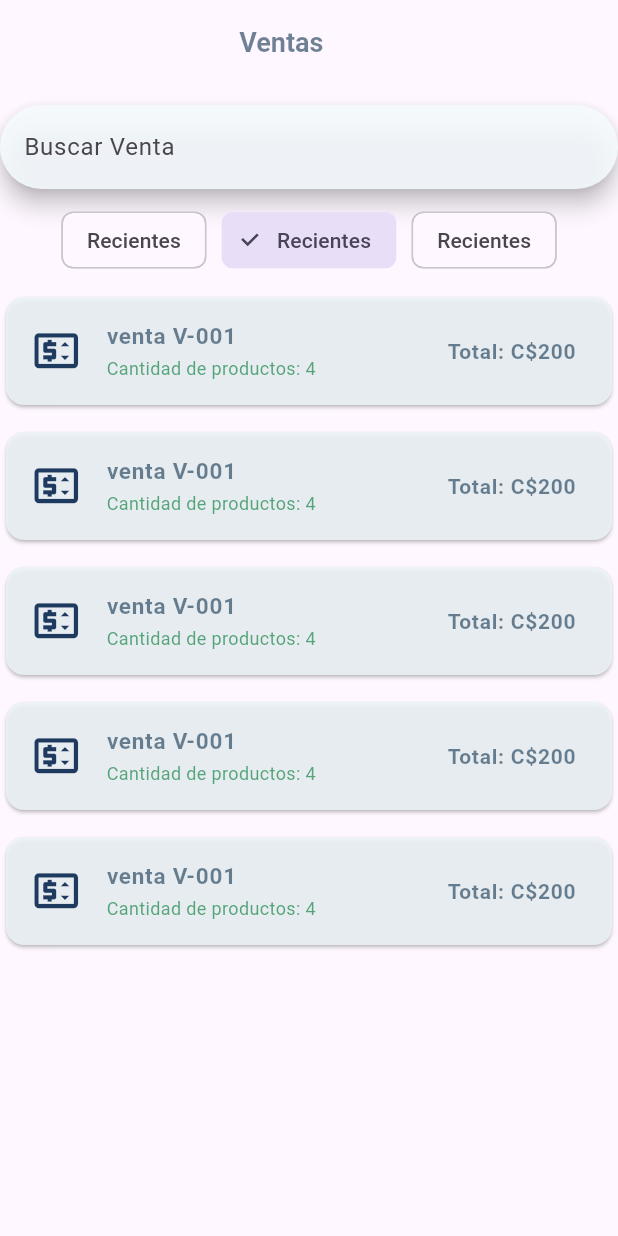
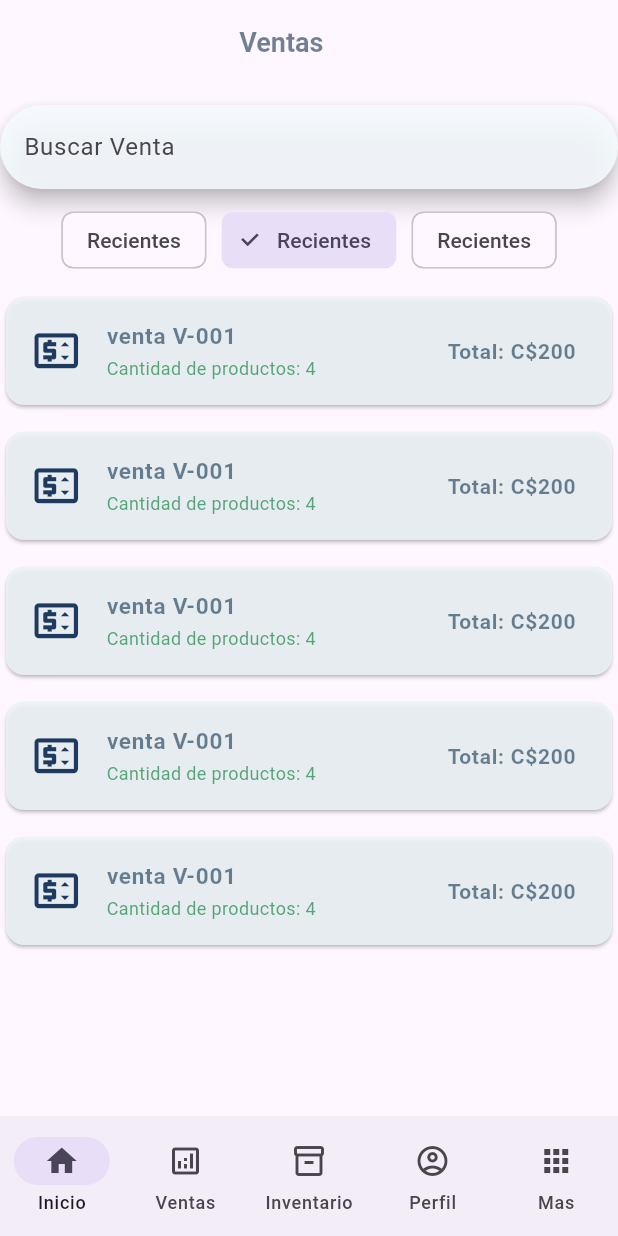
Before and after one commit to jabrielthj07-DJ/VeterinariaML_AppMovil, a Flutter app: the screen it shows after launch, on a phone screen of 412 x 824 dp. Run offline on Flutter 3.47's test engine with Material 3 defaults, Android fonts, the phone set to English and light mode, and no system bars.

Commit message:
feat and fix(ui): Solucion error navegacion, funcion completa

```diff
--- a/lib/Core/rutas_navegacion.dart
+++ b/lib/Core/rutas_navegacion.dart
@@ -1,8 +1,9 @@
 class RutasNavegacion {
   static const String login = '/login'; // cambiar a solo / despues
-  static const String principal = '/Principal';
+  static const String principal = '/';
   static const String inicio = '/Inicio';
   static const String inventario = '/inventario';
-  static const String ventas = '/';
+  static const String ventas = '/ventas';
   static const String perfil = '/Perfil';
+  static const String configuracion = '/configuracion';
 }
--- a/lib/Screens/Inventario/widget/buscador.dart
+++ b/lib/Screens/Inventario/widget/buscador.dart
@@ -9,7 +9,7 @@ class BuscadorProducto extends StatelessWidget {
 
       hintText: 'Buscar producto',
        backgroundColor: const WidgetStatePropertyAll(
-        Color.fromARGB(224, 245, 251, 254),
+        Color.fromARGB(223, 235, 239, 241),
       ),
     );
   }
--- a/lib/Screens/Inventario/widget/tarjetas.dart
+++ b/lib/Screens/Inventario/widget/tarjetas.dart
@@ -6,7 +6,7 @@ class TarjetaProduct extends StatelessWidget {
   @override
   Widget build(BuildContext context) {
     return Card(
-      color: const Color.fromARGB(223, 237, 244, 248),
+      color: const Color.fromARGB(255, 134, 209, 247),
 
       child: ListTile(
 
--- a/lib/Screens/principal_Screen/principalScreen.dart
+++ b/lib/Screens/principal_Screen/principalScreen.dart
@@ -1,6 +1,9 @@
 import 'package:flutter/material.dart';
 
 import '../Inventario/inventario_screen.dart';
+//import '../Inicio/inicio_Screen.dart';
+import '../ventas/ventas_screen.dart';
+import '../perfil/perfil_screen.dart';
 import '../../Widgets/menu.dart';
 
 class PrincipalScreen extends StatefulWidget {
@@ -15,9 +18,10 @@ class _PrincipalScreenState extends State<PrincipalScreen> {
 
   final List<Widget> pages = const [
     //InicioScreen(),
-   // VentasScreen(),
+    VentasScreen(),
     InventarioScreen(),
-    //PerfilScreen(),
+    PerfilScreen(),
+    //configuracionScreen(),
   ];
 
   @override
--- a/lib/Widgets/menu.dart
+++ b/lib/Widgets/menu.dart
@@ -16,26 +16,37 @@ class Menu extends StatelessWidget {
       selectedIndex: currentPageIndex,
       onDestinationSelected: onDestinationSelected,
       destinations: const [
+
         NavigationDestination( // B BTN - Lo mismo con L DMs
           icon: Icon(Icons.home_outlined), // Cuando no esta seleccionado sucesivamente
           selectedIcon: Icon(Icons.home), // Cuando esta seleccionado sucesivamente
           label: 'Inicio',
         ),
+
         NavigationDestination(
           icon: Icon(Icons.analytics_outlined),
           selectedIcon: Icon(Icons.analytics),
           label: 'Ventas',
         ),
+
         NavigationDestination(
           icon: Icon(Icons.inventory_2_outlined),
           selectedIcon: Icon(Icons.inventory_2),
           label: 'Inventario',
         ),
+
         NavigationDestination(
           icon: Icon(Icons.account_circle_outlined),
           selectedIcon: Icon(Icons.account_circle),
           label: 'Perfil',
         ),
+
+         NavigationDestination(
+          icon: Icon(Icons.apps),
+          selectedIcon: Icon(Icons.inventory_2),
+          label: 'Mas',
+        ),
+
       ],
     );
   }
--- a/lib/main.dart
+++ b/lib/main.dart
@@ -1,12 +1,12 @@
 import 'package:flutter/material.dart';
 import './Core/rutas_navegacion.dart';
-import './Widgets/menu.dart';
 
 // Pantallas de Interfaces
 import './Screens/Inventario/inventario_screen.dart';
 import './Screens/principal_Screen/principalScreen.dart';
-import './Screens/login/login_Screen.dart';
+//import './Screens/login/login_Screen.dart';
 import './Screens/ventas/ventas_screen.dart';
+import 'Screens/perfil/perfil_screen.dart';
 
 void main() {
   runApp(const App_Veterinaria());
@@ -18,14 +18,14 @@ class App_Veterinaria extends StatelessWidget {
   @override
   Widget build(BuildContext context) {
     return MaterialApp(
-      initialRoute: RutasNavegacion.ventas,
+      initialRoute: RutasNavegacion.principal,
       routes: {
         //RutasNavegacion.login: (context) => const LoginScreen(),  // revisar
         //RutasNavegacion.inicio: (context) => const InicioScreen(),
         RutasNavegacion.principal: (context) => const PrincipalScreen(),
         RutasNavegacion.inventario: (context) => const InventarioScreen(),
         RutasNavegacion.ventas: (context) => const VentasScreen(),
-        //RutasNavegacion.perfil: (context) => const PerfilScreen(),
+        RutasNavegacion.perfil: (context) => const PerfilScreen(),
       },
     );
   }
```
Also changed, not shown: lib/Screens/Inventario/inventario_screen.dart (+7 -7 lines).
